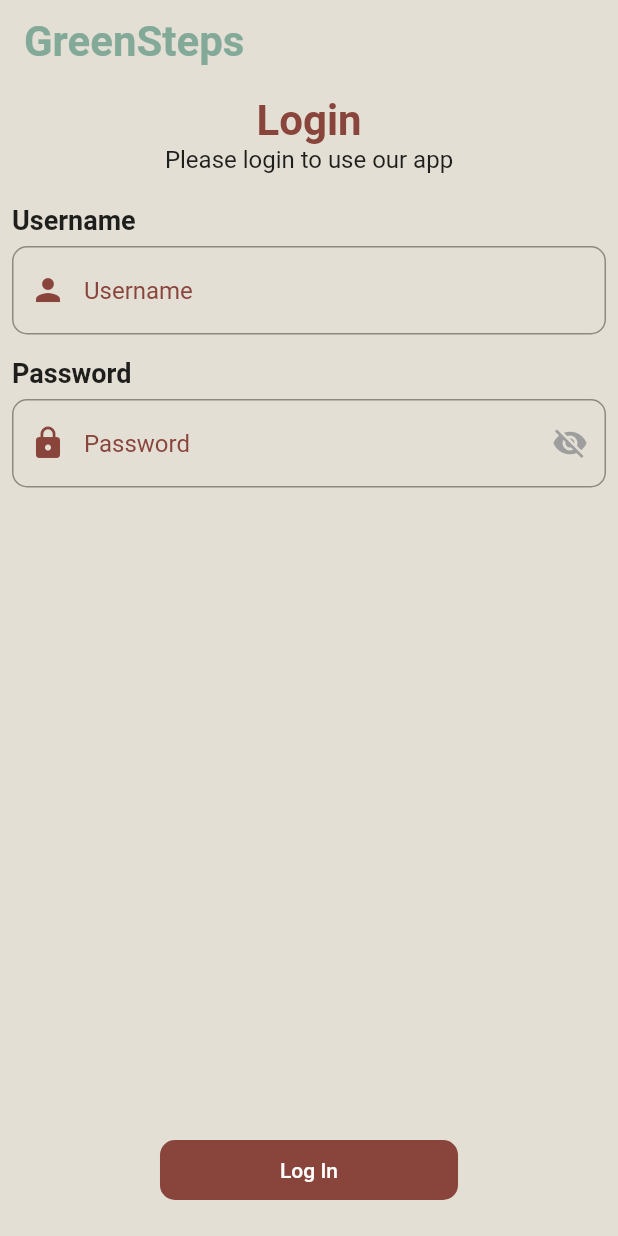
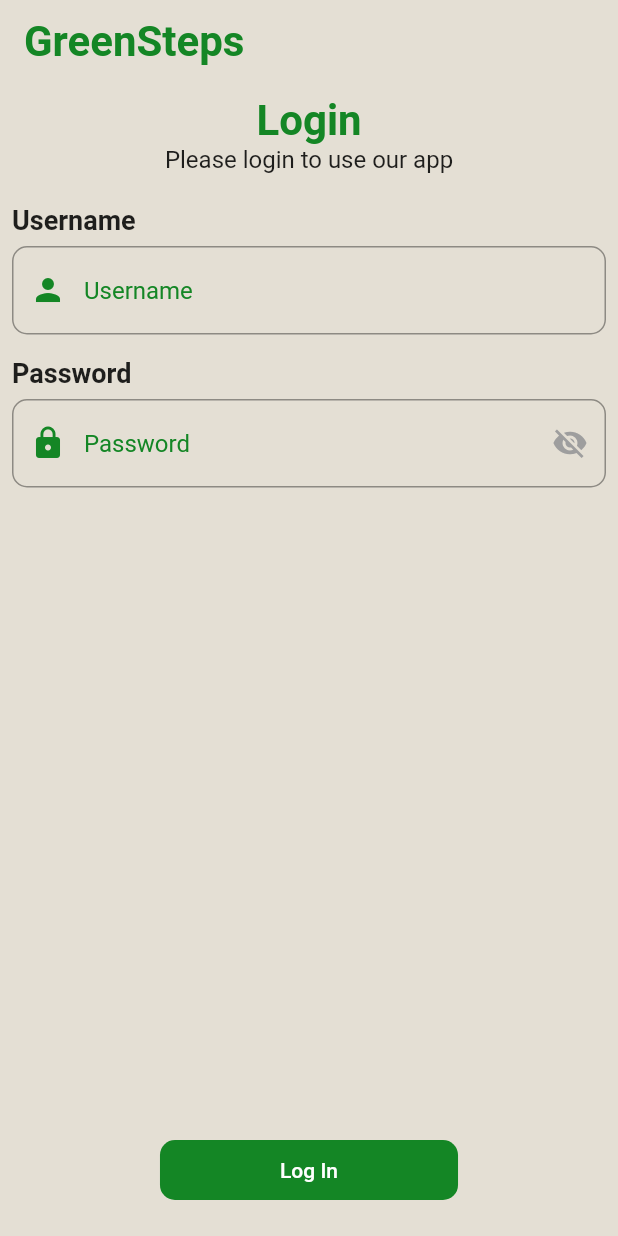
Before and after one commit to eleonorarosin/app_wearable, a Flutter app: the screen it shows after launch, on a phone screen of 412 x 824 dp. Run offline on Flutter 3.47's test engine with Material 2 defaults, Android fonts, the phone set to English and light mode, and no system bars; our stand-ins replace dio, jwt_decoder, material_design_icons_flutter, shared_preferences, syncfusion_flutter_charts.

Commit message:
colori sistemati

```diff
--- a/lib/pages/login/login.dart
+++ b/lib/pages/login/login.dart
@@ -1,8 +1,7 @@
 import 'package:app_wearable/pages/onboarding/impact_ob.dart';
 import 'package:app_wearable/utils/shared_preferences.dart';
 import 'package:flutter/material.dart';
-import 'package:app_wearable/pages/home.dart';
-import 'package:flutter_login/flutter_login.dart';
+//import 'package:app_wearable/pages/home.dart';
 import 'package:shared_preferences/shared_preferences.dart';
 import 'package:provider/provider.dart';
 
@@ -31,13 +30,13 @@ class _LoginState extends State<Login> {
   @override
   Widget build(BuildContext context) {
     return Scaffold(
-      backgroundColor: const Color(0xFFE4DFD4),
+      backgroundColor: const Color.fromARGB(255, 228, 223, 212),
       appBar: AppBar(
         elevation: 0,
-        backgroundColor: const Color(0xFFE4DFD4),
+        backgroundColor: const Color.fromARGB(255, 228, 223, 212),
         title: const Text('GreenSteps',
             style: TextStyle(
-                color: Color(0xFF83AA99),
+                color: Color.fromARGB(255, 20, 134, 37),
                 fontSize: 28,
                 fontWeight: FontWeight.bold)),
       ),
@@ -49,7 +48,7 @@ class _LoginState extends State<Login> {
             children: <Widget>[
               const Text('Login',
                   style: TextStyle(
-                      color: Color(0xFF89453C),
+                      color: Color.fromARGB(255, 20, 134, 37),
                       fontSize: 28,
                       fontWeight: FontWeight.bold)),
               const Text('Please login to use our app',
@@ -78,22 +77,22 @@ class _LoginState extends State<Login> {
                   return null;
                 },
                 controller: userController,
-                cursorColor: const Color(0xFF83AA99),
+                cursorColor: const Color.fromARGB(255, 20, 134, 37),
                 decoration: InputDecoration(
                   focusedBorder: OutlineInputBorder(
                     borderRadius: BorderRadius.circular(10.0),
                     borderSide: const BorderSide(
-                      color: Color(0xFF89453C),
+                      color: Color.fromARGB(255, 20, 134, 37),
                     ),
                   ),
                   border: const OutlineInputBorder(
                       borderRadius: BorderRadius.all(Radius.circular(10.0))),
                   prefixIcon: const Icon(
                     Icons.person,
-                    color: Color(0xFF89453C),
+                    color: Color.fromARGB(255, 20, 134, 37),
                   ),
                   hintText: 'Username',
-                  hintStyle: const TextStyle(color: Color(0xFF89453C)),
+                  hintStyle: const TextStyle(color: Color.fromARGB(255, 20, 134, 37)),
                 ),
               ),
               const SizedBox(
@@ -118,20 +117,20 @@ class _LoginState extends State<Login> {
                   return null;
                 },
                 controller: passwordController,
-                cursorColor: const Color(0xFF83AA99),
+                cursorColor: Color.fromARGB(255, 20, 134, 37),
                 obscureText: !_passwordVisible,
                 decoration: InputDecoration(
                   focusedBorder: OutlineInputBorder(
                     borderRadius: BorderRadius.circular(10.0),
                     borderSide: const BorderSide(
-                      color: Color(0xFF89453C),
+                      color: Color.fromARGB(255, 20, 134, 37),
                     ),
                   ),
                   border: const OutlineInputBorder(
                       borderRadius: BorderRadius.all(Radius.circular(10.0))),
                   prefixIcon: const Icon(
                     Icons.lock,
-                    color: Color(0xFF89453C),
+                    color:Color.fromARGB(255, 20, 134, 37),
                   ),
                   suffixIcon: IconButton(
                     icon: Icon(
@@ -146,7 +145,7 @@ class _LoginState extends State<Login> {
                     },
                   ),
                   hintText: 'Password',
-                  hintStyle: const TextStyle(color: Color(0xFF89453C)),
+                  hintStyle: const TextStyle(color: Color.fromARGB(255, 20, 134, 37)),
                 ),
               ),
               const Spacer(),
@@ -176,7 +175,7 @@ class _LoginState extends State<Login> {
                         foregroundColor:
                             MaterialStateProperty.all<Color>(Colors.white),
                         backgroundColor: MaterialStateProperty.all<Color>(
-                            const Color(0xFF89453C))),
+                            const Color.fromARGB(255, 20, 134, 37))),
                     child: const Text('Log In'),
                   ),
                 ),
```
